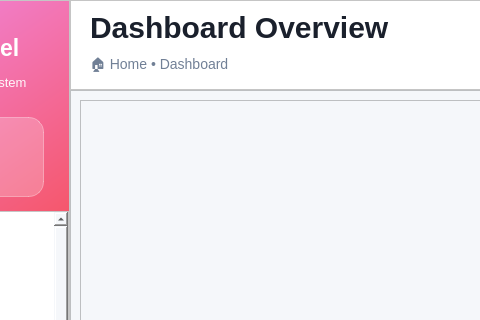
Before: the Qt Designer form app_ui/admin_ui/admin_dashboard.ui in Yasser-Daffa/ECE-Course-Registeration, drawn with Qt 5; both pictures show x 230 to 710 and y 0 to 320 of the 1100 by 650 pixel window.
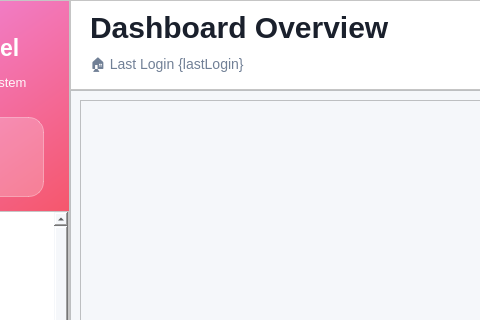
After: the same form once the commit is applied.

Commit message: made admin_dashboard accept user_info

```diff
--- a/app_ui/admin_ui/admin_dashboard.ui
+++ b/app_ui/admin_ui/admin_dashboard.ui
@@ -1094,7 +1094,7 @@
                <string notr="true">font-size: 14px; color: #718096; background: transparent;</string>
               </property>
               <property name="text">
-               <string>🏠 Home • Dashboard</string>
+               <string>🏠 Last Login {lastLogin}</string>
               </property>
              </widget>
             </item>
```
Left out of the diff: 12 changed lines with no effect on the pictures. The commit also changes 10 other files.
